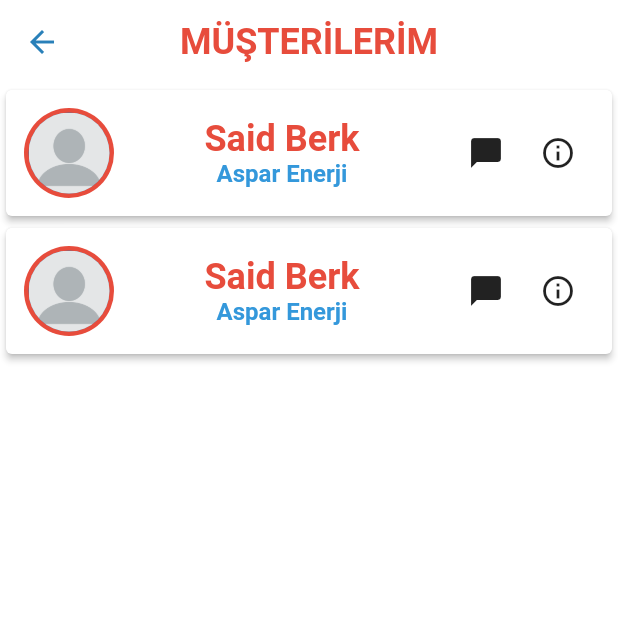
After one commit to saidberk27/atc-int-mobile-app, a Flutter app: the CustomersPage screen opened by its route, on a phone screen of 412 x 824 dp, the top half of it. The commit adds this screen. Run offline on Flutter 3.47's test engine with Material 2 defaults, Android fonts, the phone set to English and light mode, and no system bars; our stand-ins replace flutter_svg.

Commit message:
Customers page and example design has created.

```diff
--- a/lib/main.dart
+++ b/lib/main.dart
@@ -1,4 +1,5 @@
 import 'package:atc_international/local_components/custom_text_themes.dart';
+import 'package:atc_international/screens/customers/customers.dart';
 import 'package:atc_international/screens/home_screen/home.dart';
 import 'package:atc_international/screens/home_screen/notifications.dart';
 import 'package:flutter/material.dart';
@@ -29,6 +30,7 @@ class MyApp extends StatelessWidget {
       debugShowCheckedModeBanner: false,
       routes: {
         '/notifications': (context) => const NotificationsPage(),
+        '/customers': (context) => const CustomersPage(),
       },
     );
   }
--- /dev/null
+++ b/lib/screens/customers/customers.dart
@@ -0,0 +1,54 @@
+import 'package:atc_international/local_components/custom_text_themes.dart';
+import 'package:flutter/material.dart';
+import 'package:atc_international/local_components/profile_picture.dart';
+
+class CustomersPage extends StatelessWidget {
+  const CustomersPage({super.key});
+  final String _pageTitle = "MÜŞTERİLERİM";
+  @override
+  Widget build(BuildContext context) {
+    return Scaffold(
+      appBar: AppBar(title: Text(_pageTitle)),
+      body: ListView(
+        children: [customerCard(context), customerCard(context)],
+      ),
+    );
+  }
+
+  Card customerCard(BuildContext context) {
+    return Card(
+      elevation: 2,
+      child: Padding(
+        padding: const EdgeInsets.all(12.0),
+        child: Row(
+          mainAxisAlignment: MainAxisAlignment.spaceBetween,
+          children: [
+            ProfilePicture(radius: 30),
+            Column(
+              children: [
+                Text(
+                  "Said Berk",
+                  style: ProjectTextStyle.redMediumStrong(context),
+                ),
+                Text(
+                  "Aspar Enerji",
+                  style: ProjectTextStyle.lightBlueSmallStrong(context),
+                )
+              ],
+            ),
+            Row(
+              children: [
+                IconButton(
+                    onPressed: () => print("Mesaj"),
+                    icon: Icon(Icons.chat_bubble)),
+                IconButton(
+                    onPressed: () => print("Bilgi"),
+                    icon: Icon(Icons.info_outlined))
+              ],
+            )
+          ],
+        ),
+      ),
+    );
+  }
+}
--- a/lib/screens/home_screen/home.dart
+++ b/lib/screens/home_screen/home.dart
@@ -60,6 +60,7 @@ class _MyHomePageState extends State<MyHomePage> {
       Color? iconColor,
     }) {
       return ListTile(
+          onTap: () => Navigator.pushNamed(context, "/customers"),
           title: Text(
             tileText,
             style: tileTextStyle,
```
